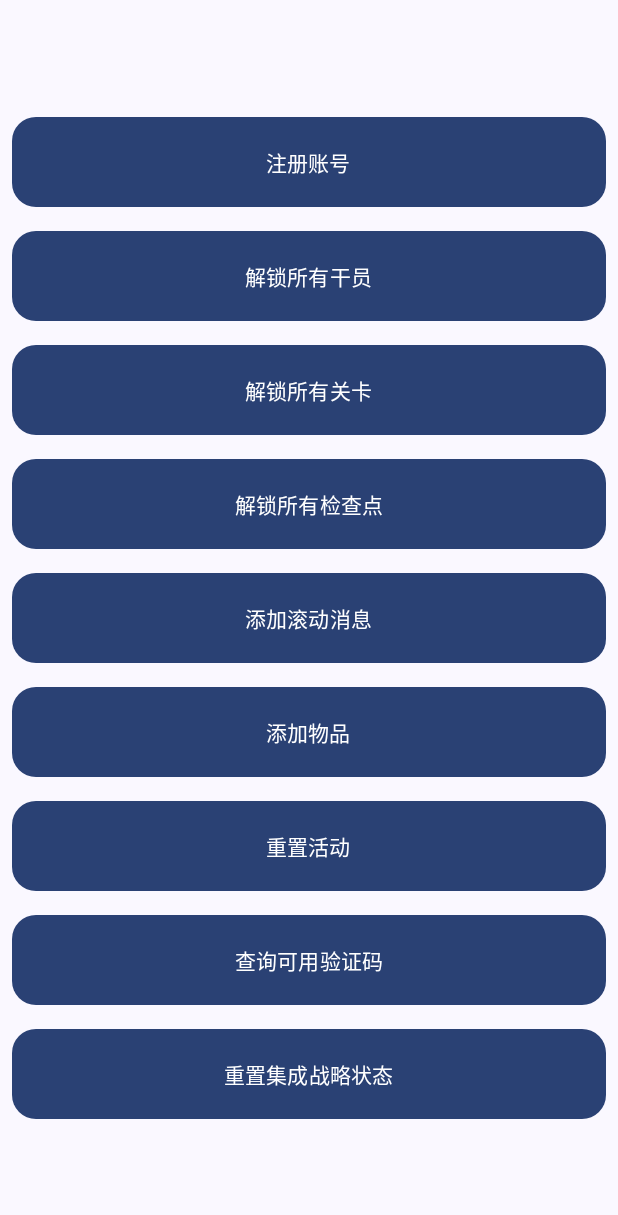
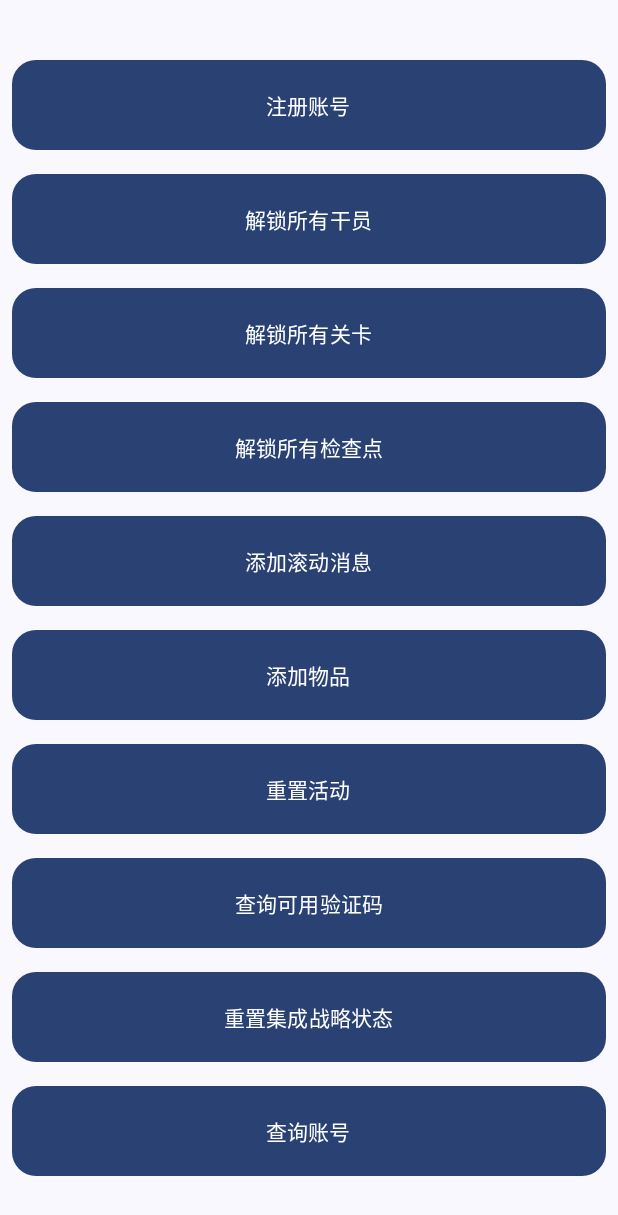
Before and after one commit to Ali-Ericpu/AK-Tool, an Android app built with Jetpack Compose: the composable ExtraPage shown on its own in the app's theme, after a tap on "解锁所有检查点", on a phone screen of 412 x 824 dp. Shown: the top 1215 px of the screen. Run offline under Robolectric (Android 15) with nearby library versions, the light colour scheme and no system bars; libraries missing offline, so code that uses them is left out: retrofit2.converter.jackson; 1 statement that could not run was skipped.

Commit message:
"更多"界面支持查询使用UID查询账号

```diff
--- a/app/build.gradle.kts
+++ b/app/build.gradle.kts
@@ -12,8 +12,8 @@ android {
         applicationId = "org.doctorate.aktool"
         minSdk = 28
         targetSdk = 35
-        versionCode = 16
-        versionName = "1.5.4"
+        versionCode = 17
+        versionName = "1.5.5"
 
         testInstrumentationRunner = "androidx.test.runner.AndroidJUnitRunner"
     }
--- a/app/src/main/java/org/doctorate/aktool/network/Network.kt
+++ b/app/src/main/java/org/doctorate/aktool/network/Network.kt
@@ -105,4 +105,9 @@ object Network {
         return service.resetRlv2(config.uid, config.adminKey)
     }
 
+    suspend fun queryAccountByUID(): Result<Map<String, String>> {
+        val config = AppConfig.config
+        return service.queryAccountByUID(config.uid, config.adminKey)
+    }
+
 }
--- a/app/src/main/java/org/doctorate/aktool/network/NetworkService.kt
+++ b/app/src/main/java/org/doctorate/aktool/network/NetworkService.kt
@@ -98,4 +98,10 @@ interface NetworkService {
         @Header("adminKey") adminKey: String
     ): Result<Map<String, Any>?>
 
+    @POST("admin/account/queryAccountByUID")
+    suspend fun queryAccountByUID(
+        @Header("uid") uid: String,
+        @Header("adminKey") adminKey: String
+    ): Result<Map<String, String>>
+
 }
--- a/app/src/main/java/org/doctorate/aktool/ui/page/character/CharacterPage.kt
+++ b/app/src/main/java/org/doctorate/aktool/ui/page/character/CharacterPage.kt
@@ -628,9 +628,7 @@ fun SearchCharDialog(
                             onLongClick = {
                                 val charId = onSearchCharId(word)
                                 manager.setText(AnnotatedString(charId))
-                                Toast
-                                    .makeText(context, message.format(charId), Toast.LENGTH_SHORT)
-                                    .show()
+                                Toast.makeText(context, message.format(charId), Toast.LENGTH_SHORT).show()
                             }
                         )
                         .padding(8.dp)
--- a/app/src/main/java/org/doctorate/aktool/ui/page/extra/Extra.kt
+++ b/app/src/main/java/org/doctorate/aktool/ui/page/extra/Extra.kt
@@ -76,6 +76,7 @@ import kotlin.math.roundToInt
 @Composable
 fun ExtraPage() {
     val context = LocalContext.current
+    val clipboardManager = LocalClipboardManager.current
     val viewModel: ExtraViewModel = viewModel()
     val showUnlockChar by viewModel.showUnlockChar.collectAsState()
     val showMessageDialog by viewModel.showMessageDialog.collectAsState()
@@ -120,6 +121,9 @@ fun ExtraPage() {
                 }
                 RequestButton(stringResource(R.string.reset_rlv2)) {
                     viewModel.resetRlv2(context)
+                }
+                RequestButton(stringResource(R.string.query_account)) {
+                    viewModel.queryAccountByUID(context, clipboardManager)
                 }
             }
         }
@@ -558,7 +562,11 @@ private fun ValidateCodeDialog(
                             IconButton(
                                 onClick = {
                                     manager.setText(AnnotatedString(code))
-                                    Toast.makeText(context, message.format(code), Toast.LENGTH_SHORT).show()
+                                    Toast.makeText(
+                                        context,
+                                        message.format(code),
+                                        Toast.LENGTH_SHORT
+                                    ).show()
                                 },
                                 modifier = Modifier
                                     .padding(4.dp)
--- a/app/src/main/res/values/strings.xml
+++ b/app/src/main/res/values/strings.xml
@@ -70,4 +70,5 @@
     <string name="is_nothing">这里什么也没有</string>
     <string name="equip">模组</string>
     <string name="reset_rlv2">重置集成战略状态</string>
+    <string name="query_account">查询账号</string>
 </resources>
```
Also changed, not shown: app/src/main/java/org/doctorate/aktool/ui/page/extra/ExtraViewModel.kt (+12 -0 lines), gradle/libs.versions.toml (+4 -4 lines), 1 other file.
